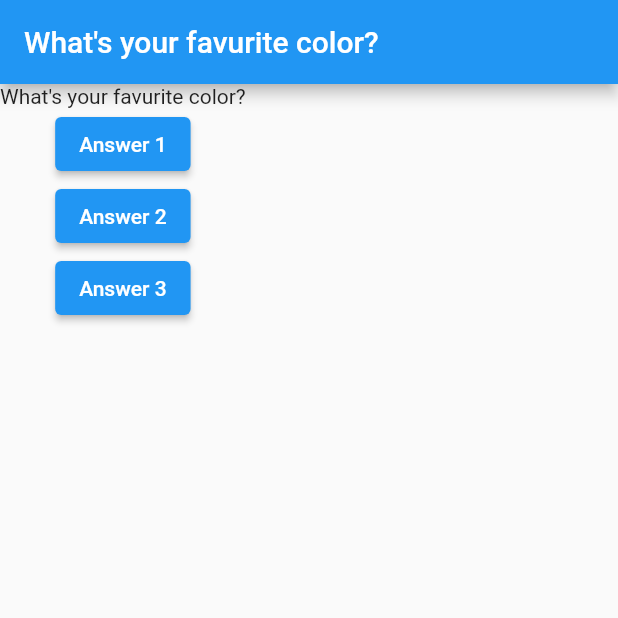
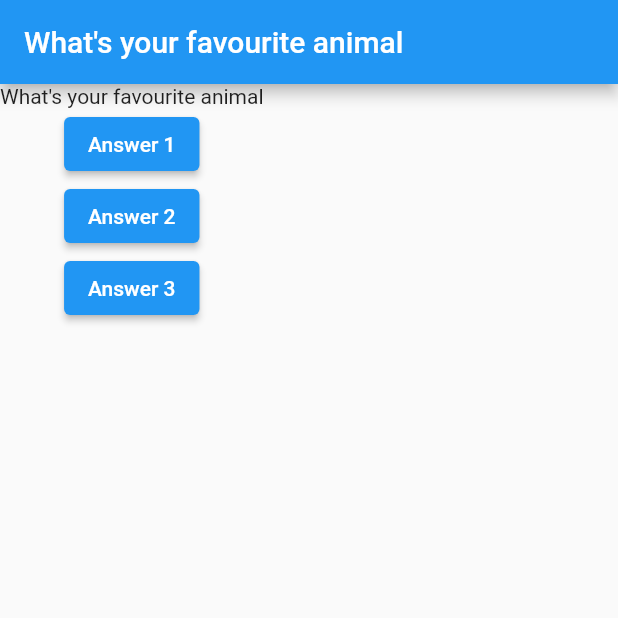
Before and after one commit to Nikunj-Aggarwal/Learning-Flutter, a Flutter app: the screen it shows after launch, after a tap on "Answer 1", on a phone screen of 412 x 824 dp, the top half of it. Run offline on Flutter 3.47's test engine with Material 2 defaults, Android fonts, the phone set to English and light mode, and no system bars; missing offline and left inert: dart:ffi.

Commit message:
stateful widget quiz app done

```diff
--- a/quiz_app_stateful_widget/lib/main.dart
+++ b/quiz_app_stateful_widget/lib/main.dart
@@ -1,23 +1,39 @@
 import 'package:flutter/material.dart';
 
 void main() {
-  runApp(const MyApp());
+  runApp(MyApp());
 }
 
-class MyApp extends StatelessWidget {
-  const MyApp({super.key});
+class MyApp extends StatefulWidget {
+  MyApp({super.key});
+  @override
+  State<StatefulWidget> createState() {
+    // TODO: implement createState
+    return MyAppState();
+    throw UnimplementedError();
+  }
+}
 
+class MyAppState extends State<MyApp> {
   var questionIndex = 0;
+  var questions = ['What\'s your favurite color?',
+  'What\'s your favourite animal'];
+
   void questionAnswer() {
+    setState(() {
+      if(questionIndex<questions.length-1) {
+        questionIndex+=1;
+      } else {
+        questionIndex-=1;
+      }
+    });
     print('Answer Chosen');
-    questionIndex+=1;
+
   }
   // This widget is the root of your application.
   @override
   Widget build(BuildContext context) {
 
-    var questions = ['What\'s your favurite color?',
-    'What\'s your favourite animal'];
 
     return MaterialApp(
       home: Scaffold(
```
